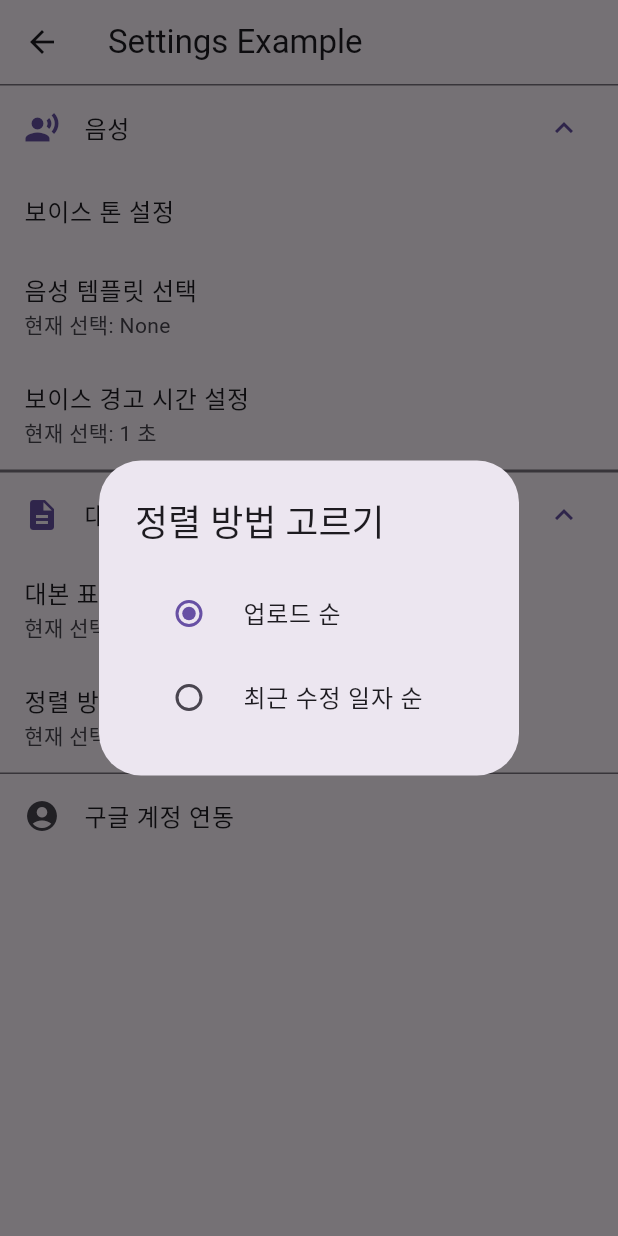
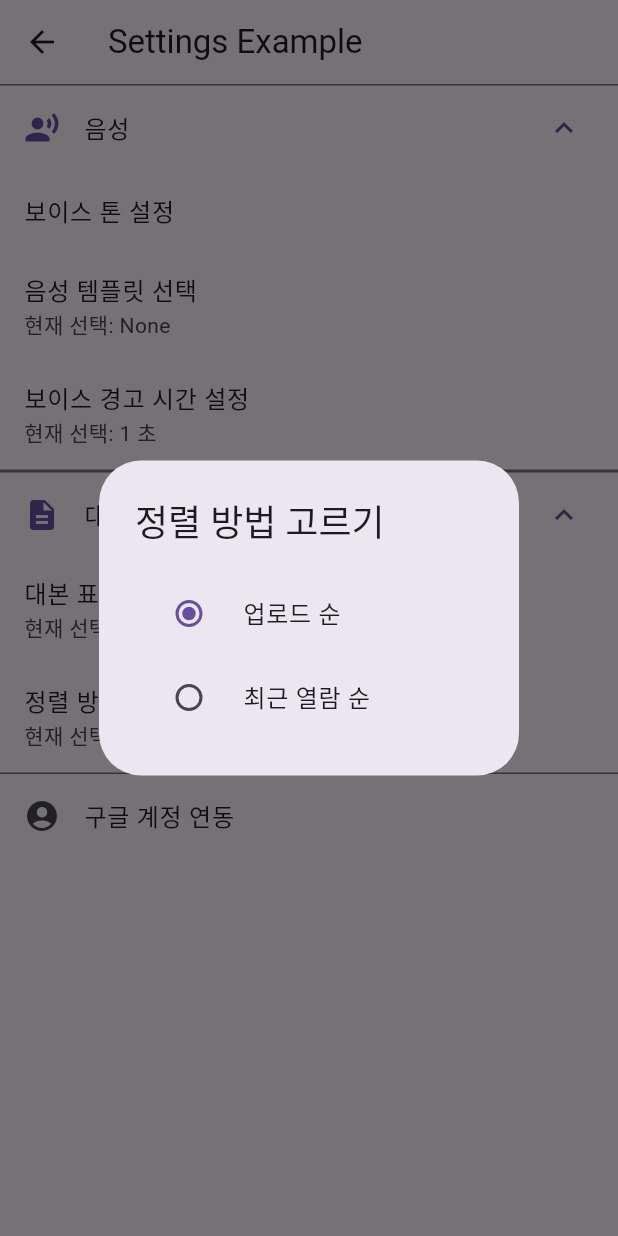
Before and after one commit to Kim-jian/HCI-project, a Flutter app: the SettingsPage screen opened directly, after a tap on "음성", after a tap on "대본", after a tap on "정렬 방법 고르기", on a phone screen of 412 x 824 dp. Run offline on Flutter 3.47's test engine with Material 3 defaults, Android fonts, the phone set to English and light mode, and no system bars; our stand-ins replace permission_handler, shared_preferences; missing offline and left inert: flutter_sound; accounts and stored records are empty.

Commit message:
'최근 수정 순' => '최근 열람 순' 으로 단어 변경. 따라서 '업로드 순','최근 열람 순' 2가지 홈화면 대본 정렬모드가 존재

```diff
--- a/lib/SettingScreen.dart
+++ b/lib/SettingScreen.dart
@@ -161,8 +161,8 @@ class _SettingsPageState extends State<SettingsPage> {
                 },
               ),
               RadioListTile<String>(
-                title: const Text('최근 수정 일자 순'),
-                value: '최근 수정 일자 순',
+                title: const Text('최근 열람 순'),
+                value: '최근 열람 순',
                 groupValue: controller.selectedSorting,
                 onChanged: (String? value) {
                   if (value != null) {
```
